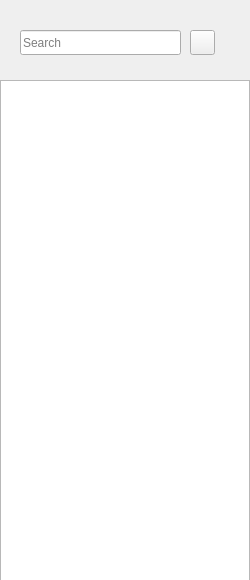
Above: src/app/chat/ChatListFunc.ui from gonghf95/g5c before the change. Below: the same form after it.
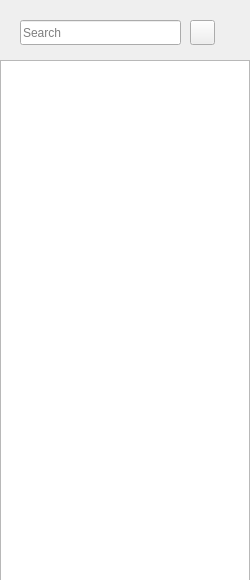
That is the form after the change. Icons and pictures are not drawn. Custom widgets are drawn as their Qt base class.

What changed in the file:
```diff
--- a/src/app/chat/ChatListFunc.ui
+++ b/src/app/chat/ChatListFunc.ui
@@ -17,9 +17,9 @@
    <property name="geometry">
     <rect>
      <x>0</x>
-     <y>80</y>
+     <y>60</y>
      <width>250</width>
-     <height>501</height>
+     <height>521</height>
     </rect>
    </property>
   </widget>
@@ -27,7 +27,7 @@
    <property name="geometry">
     <rect>
      <x>20</x>
-     <y>30</y>
+     <y>20</y>
      <width>161</width>
      <height>25</height>
     </rect>
@@ -43,7 +43,7 @@
    <property name="geometry">
     <rect>
      <x>190</x>
-     <y>30</y>
+     <y>20</y>
      <width>25</width>
      <height>25</height>
     </rect>
```
